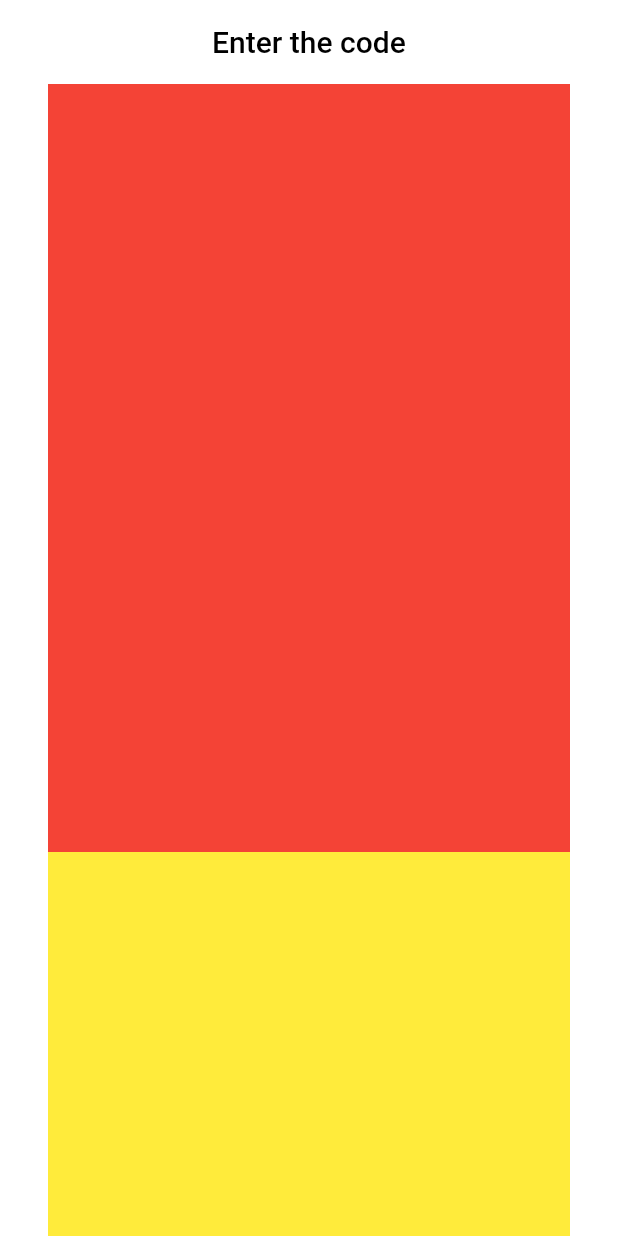
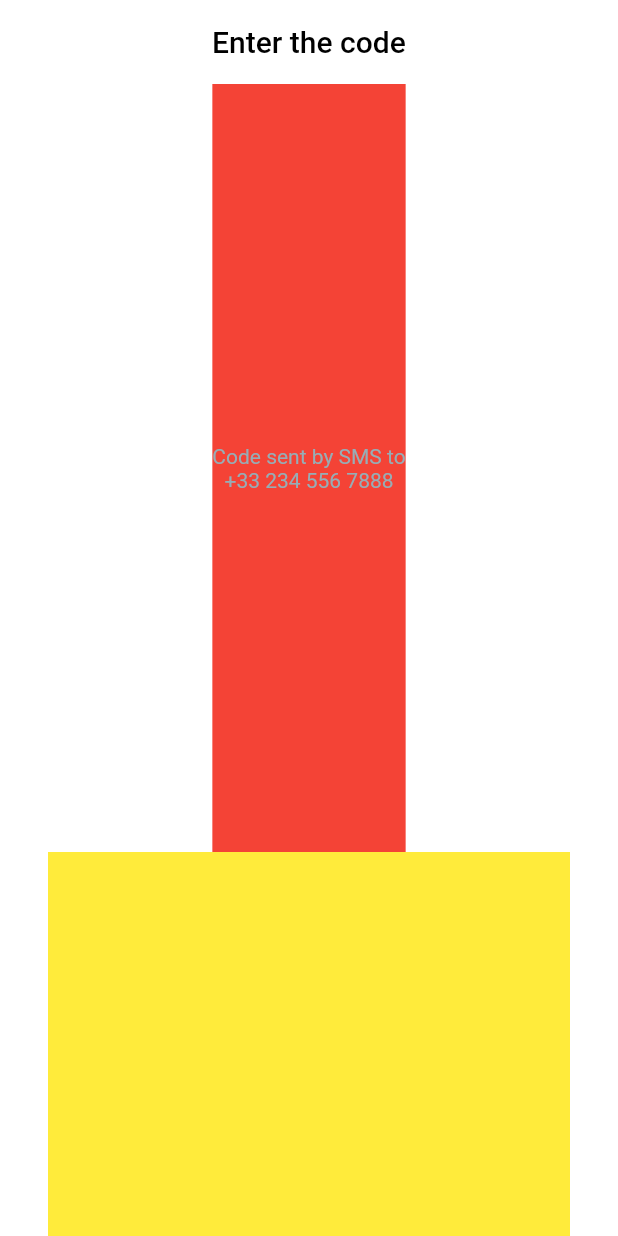
Before and after one commit to maelfosso/andi-taxi-mobile-app, a Flutter app: the SignCode screen opened directly, on a phone screen of 412 x 824 dp. Run offline on Flutter 3.47's test engine with Material 2 defaults, Android fonts, the phone set to English and light mode, and no system bars.

Commit message:
added the code receiver phone number

```diff
--- a/lib/ui/sign_code.dart
+++ b/lib/ui/sign_code.dart
@@ -9,10 +9,36 @@ class SignCode extends StatefulWidget {
 class _SignCode extends State<SignCode> {
 
   Widget _buildCodeUI() {
+    var textSentTo = Column(
+      mainAxisAlignment: MainAxisAlignment.center,
+      crossAxisAlignment: CrossAxisAlignment.center,
+      children: [
+        Text(
+          "Code sent by SMS to",
+          style: TextStyle(
+            color: Theme.of(context).accentColor
+          ),
+        ),
+        Text(
+          "+33 234 556 7888",
+          style: TextStyle(
+            color: Theme.of(context).accentColor
+          ),
+        )
+      ],
+    );
+
     return Expanded(
       flex: 2,
       child: Container(
         color: Colors.red,
+        child: Column(
+          mainAxisAlignment: MainAxisAlignment.center,
+          crossAxisAlignment: CrossAxisAlignment.center,
+          children: [
+            textSentTo
+          ],
+        ),
       )
     );
   }
```
